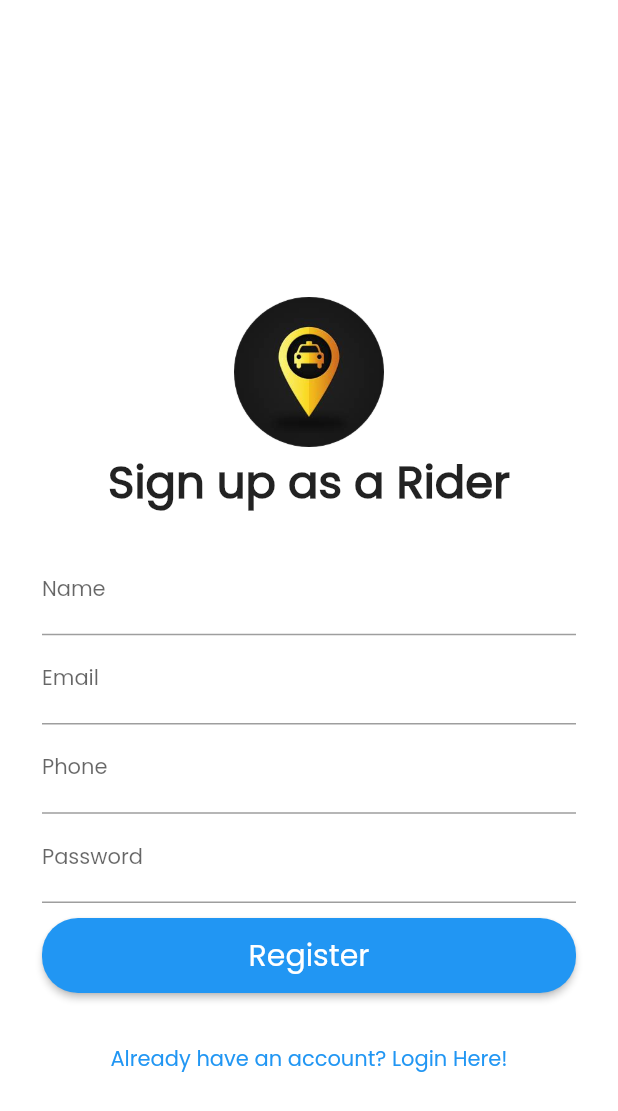
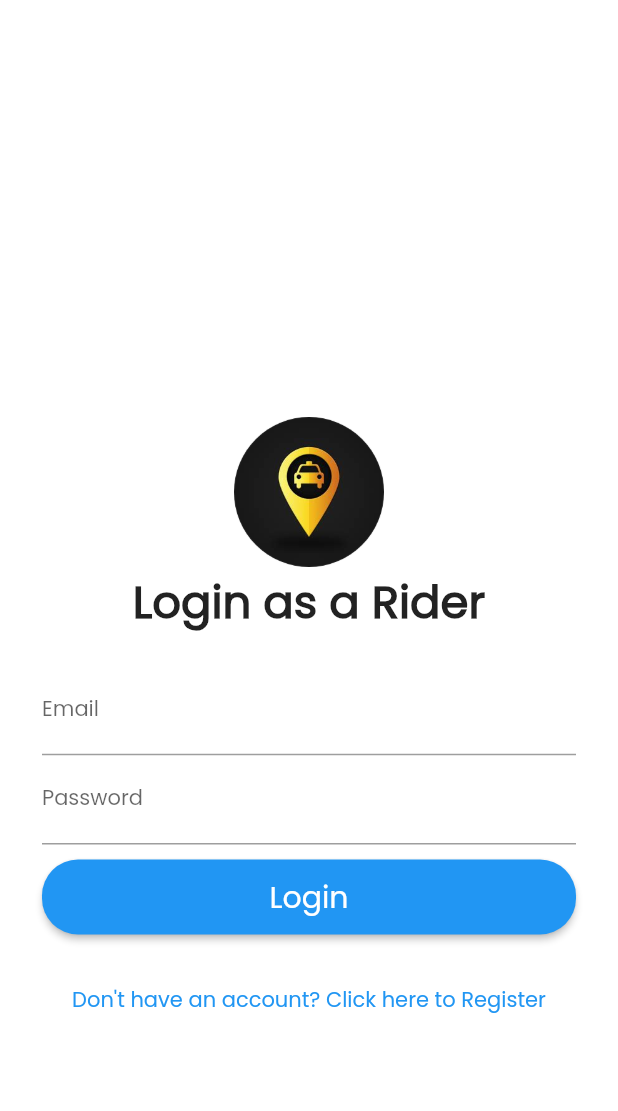
Before and after one commit to sajidshahriar72543/Project_22, a Flutter app: the screen it shows after launch, on a phone screen of 412 x 824 dp. Shown: the top 1111 px of the screen. Run offline on Flutter 3.47's test engine with Material 2 defaults, Android fonts, the phone set to English and light mode, and no system bars.

Commit message:
Introduce Navigation and Routing to New Screen

```diff
--- a/lib/AllScreens/loginScreen.dart
+++ b/lib/AllScreens/loginScreen.dart
@@ -1,8 +1,10 @@
 //import 'dart:html';
 
 import 'package:flutter/material.dart';
+import 'package:uber_clone/AllScreens/registrationScreen.dart';
 
 class LoginScreen extends StatelessWidget {
+  static const String idScreen = "login";
   //const LoginScreen({ Key? key }) : super(key: key);
 
   @override
@@ -104,7 +106,8 @@ class LoginScreen extends StatelessWidget {
                 ),
                 TextButton(
                   onPressed: () {
-                    print("register button clicked");
+                    Navigator.pushNamedAndRemoveUntil(
+                        context, RegistrationScreen.idScreen, (route) => false);
                   },
                   child: Text("Don't have an account? Click here to Register"),
                 ),
--- a/lib/AllScreens/mainscreen.dart
+++ b/lib/AllScreens/mainscreen.dart
@@ -1,6 +1,8 @@
 import 'package:flutter/material.dart';
 
 class MainScreen extends StatefulWidget {
+
+  static const String idScreen = "mainScreen";
   //const MainScreen({ Key? key }) : super(key: key);
 
   @override
--- a/lib/AllScreens/registrationScreen.dart
+++ b/lib/AllScreens/registrationScreen.dart
@@ -1,8 +1,10 @@
 //import 'dart:html';
 
 import 'package:flutter/material.dart';
+import 'package:uber_clone/AllScreens/loginScreen.dart';
 
 class RegistrationScreen extends StatelessWidget {
+  static const String idScreen = "register";
   //const LoginScreen({ Key? key }) : super(key: key);
 
   @override
@@ -142,7 +144,8 @@ class RegistrationScreen extends StatelessWidget {
                 ),
                 TextButton(
                   onPressed: () {
-                    print("register button clicked");
+                    Navigator.pushNamedAndRemoveUntil(
+                        context, LoginScreen.idScreen, (route) => false);
                   },
                   child: Text("Already have an account? Login Here!"),
                 ),
--- a/lib/main.dart
+++ b/lib/main.dart
@@ -1,7 +1,8 @@
 import 'package:flutter/material.dart';
 import 'package:uber_clone/AllScreens/loginScreen.dart';
 import 'package:uber_clone/AllScreens/mainscreen.dart';
-import 'package:uber_clone/AllScreens/registrationscreen.dart';
+import 'package:uber_clone/AllScreens/registrationScreen.dart';
+//import 'package:uber_clone/AllScreens/registrationscreen.dart';
 
 void main() {
   runApp(MyApp());
@@ -17,7 +18,12 @@ class MyApp extends StatelessWidget {
         fontFamily: "Poppins-Regular",
         primarySwatch: Colors.blue,
       ),
-      home: RegistrationScreen(),
+      initialRoute: LoginScreen.idScreen,
+      routes: {
+        RegistrationScreen.idScreen: (context)=> RegistrationScreen(),
+        LoginScreen.idScreen: (context)=> LoginScreen(),
+        MainScreen.idScreen: (context)=> MainScreen(),
+      },
       debugShowCheckedModeBanner: false,
     );
   }
```
